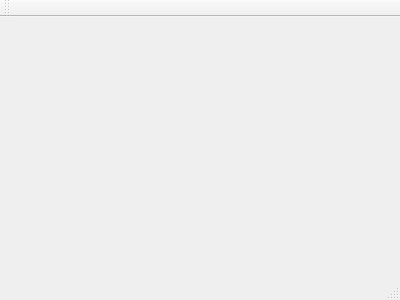
Before: the Qt Designer form mainwindow.ui in ranianr/bAnalyzer, drawn with Qt 5.
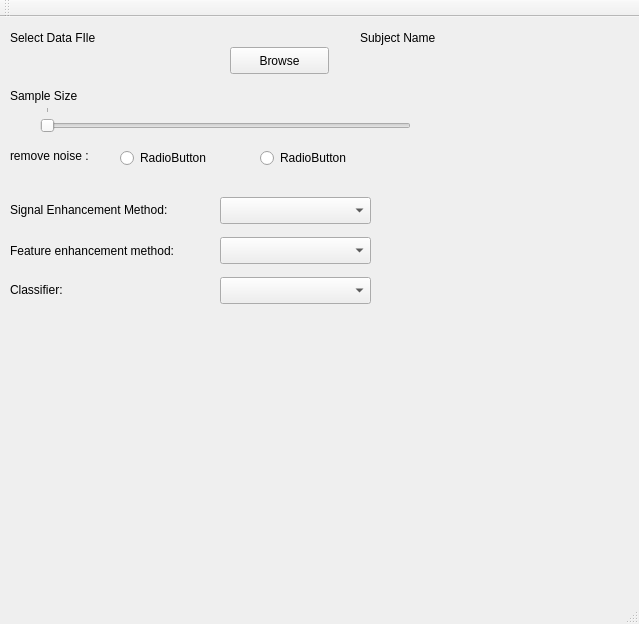
After: the same form once the commit is applied.

The edit to the form file:
```diff
--- a/mainwindow.ui
+++ b/mainwindow.ui
@@ -1,24 +1,225 @@
 <ui version="4.0">
  <class>MainWindow</class>
- <widget class="QMainWindow" name="MainWindow" >
-  <property name="geometry" >
+ <widget class="QMainWindow" name="MainWindow">
+  <property name="geometry">
    <rect>
     <x>0</x>
     <y>0</y>
-    <width>400</width>
-    <height>300</height>
+    <width>639</width>
+    <height>624</height>
    </rect>
   </property>
   <property name="windowTitle" >
    <string>MainWindow</string>
   </property>
-  <widget class="QMenuBar" name="menuBar" />
-  <widget class="QToolBar" name="mainToolBar" />
-  <widget class="QWidget" name="centralWidget" />
-  <widget class="QStatusBar" name="statusBar" />
+  <widget class="QWidget" name="centralWidget">
+   <widget class="QLabel" name="label">
+    <property name="geometry">
+     <rect>
+      <x>10</x>
+      <y>10</y>
+      <width>161</width>
+      <height>21</height>
+     </rect>
+    </property>
+    <property name="text">
+     <string>Select Data FIle </string>
+    </property>
+   </widget>
+   <widget class="QLabel" name="label_2">
+    <property name="geometry">
+     <rect>
+      <x>360</x>
+      <y>10</y>
+      <width>161</width>
+      <height>21</height>
+     </rect>
+    </property>
+    <property name="text">
+     <string>Subject Name</string>
+    </property>
+   </widget>
+   <widget class="QLabel" name="label_3">
+    <property name="geometry">
+     <rect>
+      <x>10</x>
+      <y>70</y>
+      <width>111</width>
+      <height>17</height>
+     </rect>
+    </property>
+    <property name="text">
+     <string>Sample Size</string>
+    </property>
+   </widget>
+   <widget class="QLabel" name="label_4">
+    <property name="geometry">
+     <rect>
+      <x>10</x>
+      <y>181</y>
+      <width>211</width>
+      <height>24</height>
+     </rect>
+    </property>
+    <property name="text">
+     <string>Signal Enhancement Method: </string>
+    </property>
+   </widget>
+   <widget class="QLabel" name="label_5">
+    <property name="geometry">
+     <rect>
+      <x>10</x>
+      <y>130</y>
+      <width>211</width>
+      <height>17</height>
+     </rect>
+    </property>
+    <property name="text">
+     <string>remove noise :</string>
+    </property>
+   </widget>
+   <widget class="QLabel" name="label_6">
+    <property name="geometry">
+     <rect>
+      <x>10</x>
+      <y>225</y>
+      <width>221</width>
+      <height>17</height>
+     </rect>
+    </property>
+    <property name="text">
+     <string>Feature enhancement method: </string>
+    </property>
+   </widget>
+   <widget class="QLabel" name="label_7">
+    <property name="geometry">
+     <rect>
+      <x>10</x>
+      <y>263</y>
+      <width>211</width>
+      <height>20</height>
+     </rect>
+    </property>
+    <property name="text">
+     <string>Classifier:</string>
+    </property>
+   </widget>
+   <widget class="QPushButton" name="BrowseButton">
+    <property name="geometry">
+     <rect>
+      <x>230</x>
+      <y>30</y>
+      <width>99</width>
+      <height>27</height>
+     </rect>
+    </property>
+    <property name="text">
+     <string>Browse</string>
+    </property>
+   </widget>
+   <widget class="QComboBox" name="signalEnhancementMethod">
+    <property name="geometry">
+     <rect>
+      <x>220</x>
+      <y>180</y>
+      <width>151</width>
+      <height>27</height>
+     </rect>
+    </property>
+   </widget>
+   <widget class="QComboBox" name="FeatureEnhancementMethod">
+    <property name="geometry">
+     <rect>
+      <x>220</x>
+      <y>220</y>
+      <width>151</width>
+      <height>27</height>
+     </rect>
+    </property>
+   </widget>
+   <widget class="QComboBox" name="ClassifierBox">
+    <property name="geometry">
+     <rect>
+      <x>220</x>
+      <y>260</y>
+      <width>151</width>
+      <height>27</height>
+     </rect>
+    </property>
+   </widget>
+   <widget class="QRadioButton" name="removeNoiseChecked">
+    <property name="geometry">
+     <rect>
+      <x>120</x>
+      <y>130</y>
+      <width>117</width>
+      <height>22</height>
+     </rect>
+    </property>
+    <property name="text">
+     <string>RadioButton</string>
+    </property>
+   </widget>
+   <widget class="QRadioButton" name="removeNoiseUnchecked">
+    <property name="geometry">
+     <rect>
+      <x>260</x>
+      <y>130</y>
+      <width>117</width>
+      <height>22</height>
+     </rect>
+    </property>
+    <property name="text">
+     <string>RadioButton</string>
+    </property>
+   </widget>
+   <widget class="QSlider" name="StartSample">
+    <property name="geometry">
+     <rect>
+      <x>40</x>
+      <y>90</y>
+      <width>371</width>
+      <height>29</height>
+     </rect>
+    </property>
+    <property name="minimum">
+     <number>3</number>
+    </property>
+    <property name="maximum">
+     <number>7</number>
+    </property>
+    <property name="value">
+     <number>3</number>
+    </property>
+    <property name="orientation">
+     <enum>Qt::Horizontal</enum>
+    </property>
+    <property name="tickPosition">
+     <enum>QSlider::TicksAbove</enum>
+    </property>
+   </widget>
+  </widget>
+  <widget class="QMenuBar" name="menuBar">
+   <property name="geometry">
+    <rect>
+     <x>0</x>
+     <y>0</y>
+     <width>639</width>
+     <height>25</height>
+    </rect>
+   </property>
+  </widget>
+  <widget class="QToolBar" name="mainToolBar">
+   <attribute name="toolBarArea">
+    <enum>TopToolBarArea</enum>
+   </attribute>
+   <attribute name="toolBarBreak">
+    <bool>false</bool>
+   </attribute>
+  </widget>
+  <widget class="QStatusBar" name="statusBar"/>
  </widget>
- <layoutDefault spacing="6" margin="11" />
- <pixmapfunction></pixmapfunction>
+ <layoutdefault spacing="6" margin="11"/>
  <resources/>
  <connections/>
 </ui>
```
Left out of the diff: 3 changed lines with no effect on the pictures.
